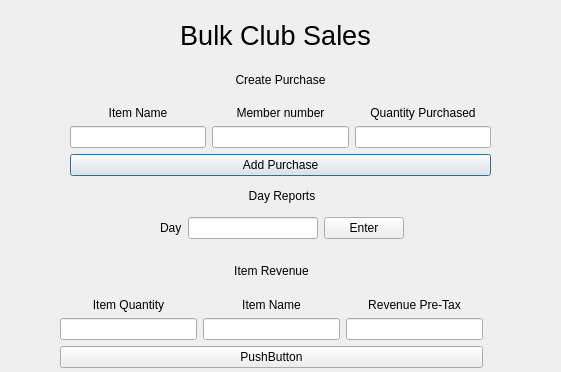
Qt form sales.ui (sophiegsmith/bulk-project) before a commit.
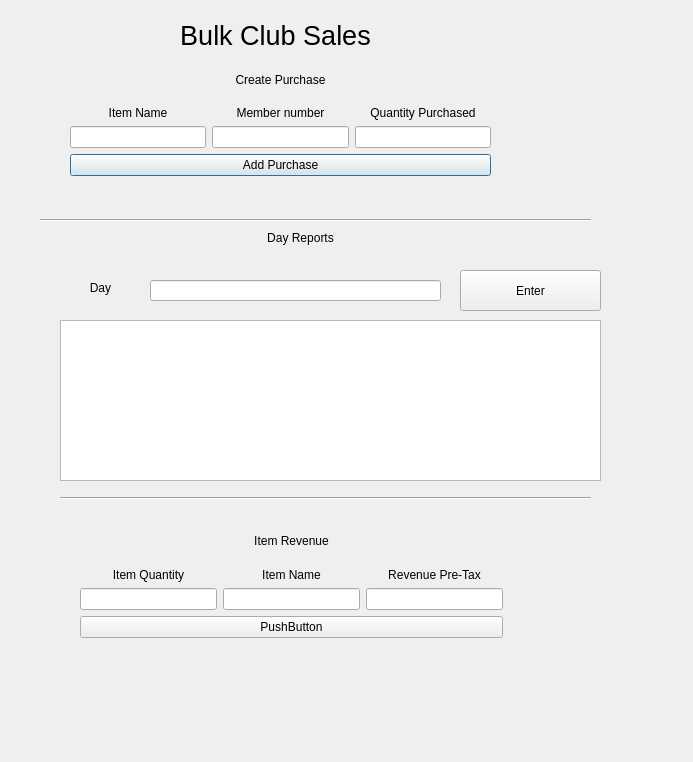
The same form after that commit.

```diff
--- a/sales.ui
+++ b/sales.ui
@@ -6,8 +6,8 @@
    <rect>
     <x>0</x>
     <y>0</y>
-    <width>561</width>
-    <height>372</height>
+    <width>693</width>
+    <height>762</height>
    </rect>
   </property>
   <property name="windowTitle">
@@ -121,51 +121,8 @@
   <widget class="QWidget" name="layoutWidget">
    <property name="geometry">
     <rect>
-     <x>160</x>
-     <y>180</y>
-     <width>244</width>
-     <height>59</height>
-    </rect>
-   </property>
-   <layout class="QVBoxLayout" name="verticalLayout_5">
-    <item>
-     <widget class="QLabel" name="label_6">
-      <property name="text">
-       <string>Day Reports</string>
-      </property>
-      <property name="alignment">
-       <set>Qt::AlignCenter</set>
-      </property>
-     </widget>
-    </item>
-    <item>
-     <layout class="QHBoxLayout" name="horizontalLayout_2">
-      <item>
-       <widget class="QLabel" name="label_7">
-        <property name="text">
-         <string>Day</string>
-        </property>
-       </widget>
-      </item>
-      <item>
-       <widget class="QLineEdit" name="lineEdit_4"/>
-      </item>
-      <item>
-       <widget class="QPushButton" name="pushButton_2">
-        <property name="text">
-         <string>Enter</string>
-        </property>
-       </widget>
-      </item>
-     </layout>
-    </item>
-   </layout>
-  </widget>
-  <widget class="QWidget" name="layoutWidget">
-   <property name="geometry">
-    <rect>
-     <x>60</x>
-     <y>250</y>
+     <x>80</x>
+     <y>520</y>
      <width>423</width>
      <height>118</height>
     </rect>
@@ -249,6 +206,97 @@
     </item>
    </layout>
   </widget>
+  <widget class="QLineEdit" name="lineEdit_4">
+   <property name="geometry">
+    <rect>
+     <x>150</x>
+     <y>280</y>
+     <width>291</width>
+     <height>21</height>
+    </rect>
+   </property>
+  </widget>
+  <widget class="QPushButton" name="pushButton_2">
+   <property name="geometry">
+    <rect>
+     <x>460</x>
+     <y>270</y>
+     <width>141</width>
+     <height>41</height>
+    </rect>
+   </property>
+   <property name="text">
+    <string>Enter</string>
+   </property>
+  </widget>
+  <widget class="QLabel" name="label_6">
+   <property name="geometry">
+    <rect>
+     <x>60</x>
+     <y>280</y>
+     <width>81</width>
+     <height>16</height>
+    </rect>
+   </property>
+   <property name="text">
+    <string>Day</string>
+   </property>
+   <property name="alignment">
+    <set>Qt::AlignCenter</set>
+   </property>
+  </widget>
+  <widget class="Line" name="reportLine">
+   <property name="geometry">
+    <rect>
+     <x>40</x>
+     <y>210</y>
+     <width>551</width>
+     <height>21</height>
+    </rect>
+   </property>
+   <property name="orientation">
+    <enum>Qt::Horizontal</enum>
+   </property>
+  </widget>
+  <widget class="QTextBrowser" name="textBrowser">
+   <property name="geometry">
+    <rect>
+     <x>60</x>
+     <y>320</y>
+     <width>541</width>
+     <height>161</height>
+    </rect>
+   </property>
+  </widget>
+  <widget class="QLabel" name="label_7">
+   <property name="geometry">
+    <rect>
+     <x>260</x>
+     <y>230</y>
+     <width>81</width>
+     <height>16</height>
+    </rect>
+   </property>
+   <property name="text">
+    <string>Day Reports</string>
+   </property>
+   <property name="alignment">
+    <set>Qt::AlignCenter</set>
+   </property>
+  </widget>
+  <widget class="Line" name="line">
+   <property name="geometry">
+    <rect>
+     <x>60</x>
+     <y>490</y>
+     <width>531</width>
+     <height>16</height>
+    </rect>
+   </property>
+   <property name="orientation">
+    <enum>Qt::Horizontal</enum>
+   </property>
+  </widget>
  </widget>
  <resources/>
  <connections/>
```
